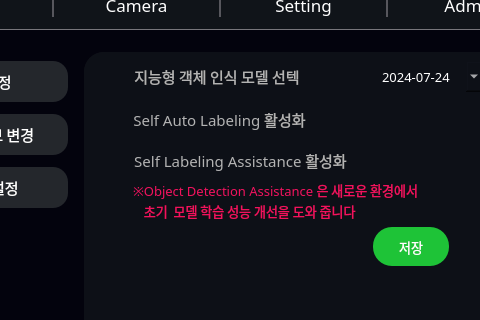
diddytpq/MS-AI-Viewer, file ui/main.ui: the form before one commit; both pictures show x 537 to 1017 and y 82 to 402 of the 1501 by 799 pixel window.
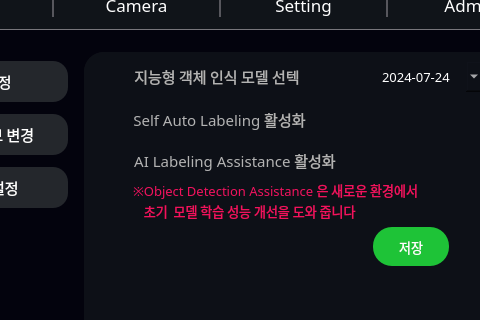
The form after the commit. Icons and pictures are not drawn.

```diff
--- a/ui/main.ui
+++ b/ui/main.ui
@@ -6247,7 +6247,7 @@
 background-color: rgba(255, 255, 255, 0);</string>
                                   </property>
                                   <property name="text">
-                                   <string>Self Labeling Assistance 활성화</string>
+                                   <string>AI Labeling Assistance 활성화</string>
                                   </property>
                                   <property name="alignment">
                                    <set>Qt::AlignmentFlag::AlignCenter</set>
```
Left out of the diff: 2 changed lines with no effect on the pictures.
